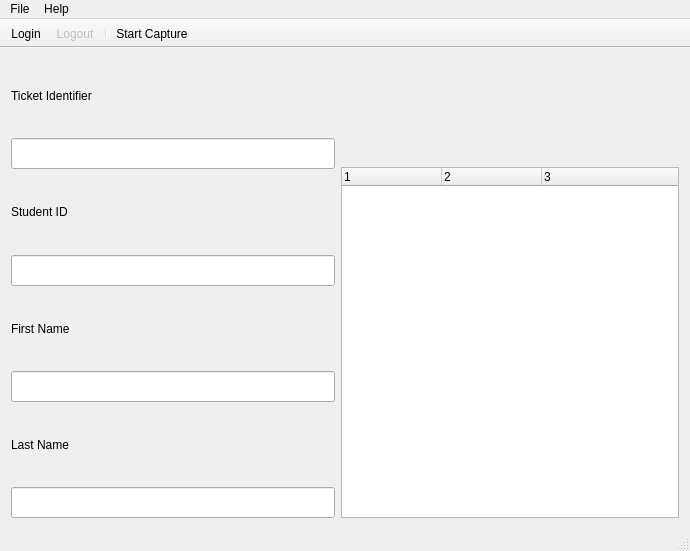
Above: BTS-sales/bts_sales.ui from barcodetickets/bts-client before the change. Below: the same form after it.
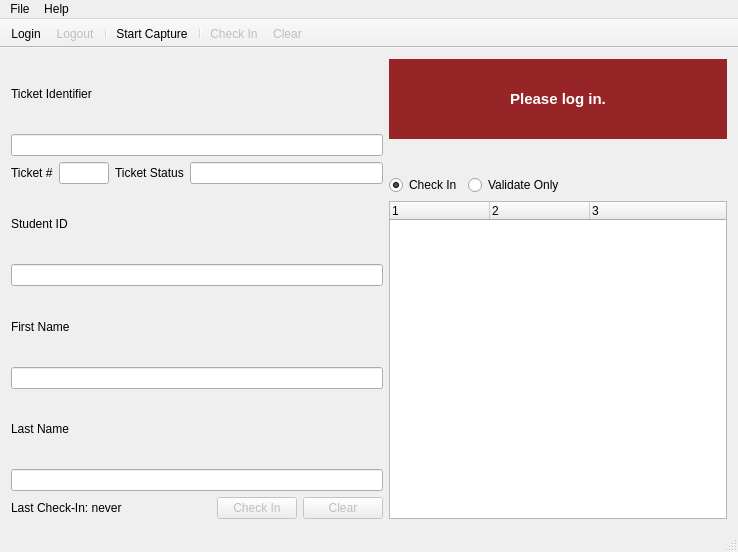
That is the form after the change. Icons and pictures are not drawn.

```diff
--- a/BTS-sales/bts_sales.ui
+++ b/BTS-sales/bts_sales.ui
@@ -6,8 +6,8 @@
    <rect>
     <x>0</x>
     <y>0</y>
-    <width>690</width>
-    <height>551</height>
+    <width>692</width>
+    <height>552</height>
    </rect>
   </property>
   <property name="windowTitle">
@@ -20,14 +20,9 @@
    <property name="styleSheet">
     <string notr="true"/>
    </property>
-   <layout class="QHBoxLayout" name="horizontalLayout_2">
-    <item>
-     <layout class="QHBoxLayout" name="horizontalLayout">
+   <layout class="QHBoxLayout" name="horizontalLayout_4">
       <item>
        <layout class="QVBoxLayout" name="verticalLayout_3">
-        <property name="sizeConstraint">
-         <enum>QLayout::SetDefaultConstraint</enum>
-        </property>
         <item>
          <layout class="QVBoxLayout" name="verticalLayout">
           <item>
@@ -48,7 +43,7 @@
             <property name="minimumSize">
              <size>
               <width>320</width>
-              <height>31</height>
+            <height>20</height>
              </size>
             </property>
             <property name="maximumSize">
@@ -57,8 +52,49 @@
               <height>16777215</height>
              </size>
             </property>
-           </widget>
-          </item>
+          <property name="readOnly">
+           <bool>false</bool>
+          </property>
+         </widget>
+        </item>
+        <item>
+         <layout class="QHBoxLayout" name="horizontalLayout_3">
+          <item>
+           <widget class="QLabel" name="label_7">
+            <property name="text">
+             <string>Ticket #</string>
+            </property>
+           </widget>
+          </item>
+          <item>
+           <widget class="QLineEdit" name="ticketNum">
+            <property name="maximumSize">
+             <size>
+              <width>50</width>
+              <height>16777215</height>
+             </size>
+            </property>
+            <property name="readOnly">
+             <bool>false</bool>
+            </property>
+           </widget>
+          </item>
+          <item>
+           <widget class="QLabel" name="label_6">
+            <property name="text">
+             <string>Ticket Status</string>
+            </property>
+           </widget>
+          </item>
+          <item>
+           <widget class="QLineEdit" name="ticketStatus">
+            <property name="readOnly">
+             <bool>true</bool>
+            </property>
+           </widget>
+          </item>
+         </layout>
+        </item>
           <item>
            <widget class="QLabel" name="label_2">
             <property name="text">
@@ -71,7 +107,7 @@
             <property name="minimumSize">
              <size>
               <width>320</width>
-              <height>31</height>
+            <height>20</height>
              </size>
             </property>
             <property name="maximumSize">
@@ -80,6 +116,9 @@
               <height>16777215</height>
              </size>
             </property>
+          <property name="readOnly">
+           <bool>false</bool>
+          </property>
            </widget>
           </item>
           <item>
@@ -94,7 +133,7 @@
             <property name="minimumSize">
              <size>
               <width>320</width>
-              <height>31</height>
+            <height>20</height>
              </size>
             </property>
             <property name="maximumSize">
@@ -103,6 +142,9 @@
               <height>16777215</height>
              </size>
             </property>
+          <property name="readOnly">
+           <bool>false</bool>
+          </property>
            </widget>
           </item>
           <item>
@@ -117,7 +159,7 @@
             <property name="minimumSize">
              <size>
               <width>320</width>
-              <height>31</height>
+            <height>20</height>
              </size>
             </property>
             <property name="maximumSize">
@@ -125,6 +167,55 @@
               <width>640</width>
               <height>16777215</height>
              </size>
+          </property>
+          <property name="readOnly">
+           <bool>false</bool>
+          </property>
+         </widget>
+        </item>
+       </layout>
+      </item>
+      <item>
+       <layout class="QHBoxLayout" name="horizontalLayout_2">
+        <item>
+         <widget class="QLabel" name="lastCheckIn">
+          <property name="minimumSize">
+           <size>
+            <width>200</width>
+            <height>0</height>
+           </size>
+          </property>
+          <property name="text">
+           <string>Last Check-In: never</string>
+          </property>
+         </widget>
+        </item>
+        <item>
+         <widget class="QPushButton" name="checkInButton">
+          <property name="enabled">
+           <bool>false</bool>
+          </property>
+          <property name="text">
+           <string>Check In</string>
+          </property>
+          <property name="autoDefault">
+           <bool>true</bool>
+          </property>
+         </widget>
+        </item>
+        <item>
+         <widget class="QPushButton" name="clearButton">
+          <property name="enabled">
+           <bool>false</bool>
+          </property>
+          <property name="maximumSize">
+           <size>
+            <width>90</width>
+            <height>16777215</height>
+           </size>
+          </property>
+          <property name="text">
+           <string>Clear</string>
             </property>
            </widget>
           </item>
@@ -134,6 +225,33 @@
       </item>
       <item>
        <layout class="QVBoxLayout" name="verticalLayout_2">
+      <item>
+       <widget class="QLabel" name="barcodeStatusLabel">
+        <property name="minimumSize">
+         <size>
+          <width>0</width>
+          <height>80</height>
+         </size>
+        </property>
+        <property name="font">
+         <font>
+          <pointsize>11</pointsize>
+          <weight>75</weight>
+          <bold>true</bold>
+         </font>
+        </property>
+        <property name="styleSheet">
+         <string notr="true">background-color: rgb(151, 36, 38);
+color: rgb(255, 255, 255);</string>
+        </property>
+        <property name="text">
+         <string>Please log in.</string>
+        </property>
+        <property name="alignment">
+         <set>Qt::AlignCenter</set>
+        </property>
+       </widget>
+      </item>
         <item>
          <spacer name="verticalSpacer">
           <property name="orientation">
@@ -145,13 +263,53 @@
           <property name="sizeHint" stdset="0">
            <size>
             <width>338</width>
-            <height>108</height>
+          <height>30</height>
            </size>
           </property>
          </spacer>
         </item>
+      <item>
+       <layout class="QHBoxLayout" name="horizontalLayout">
+        <item>
+         <widget class="QRadioButton" name="radioCheckIn">
+          <property name="text">
+           <string>Check In</string>
+          </property>
+          <property name="checked">
+           <bool>true</bool>
+          </property>
+         </widget>
+        </item>
+        <item>
+         <widget class="QRadioButton" name="radioValidate">
+          <property name="text">
+           <string>Validate Only</string>
+          </property>
+         </widget>
+        </item>
+        <item>
+         <spacer name="horizontalSpacer">
+          <property name="orientation">
+           <enum>Qt::Horizontal</enum>
+          </property>
+          <property name="sizeHint" stdset="0">
+           <size>
+            <width>40</width>
+            <height>20</height>
+           </size>
+          </property>
+         </spacer>
+        </item>
+       </layout>
+      </item>
         <item>
          <widget class="QTreeWidget" name="recentTicketsList">
+        <property name="verticalScrollBarPolicy">
+         <enum>Qt::ScrollBarAsNeeded</enum>
+        </property>
+        <property name="selectionBehavior">
+         <enum>QAbstractItemView::SelectRows</enum>
+        </property>
           <property name="columnCount">
            <number>3</number>
           </property>
@@ -181,8 +339,6 @@
        </layout>
       </item>
      </layout>
-    </item>
-   </layout>
   </widget>
   <widget class="QStatusBar" name="statusBar">
    <property name="styleSheet">
@@ -215,13 +371,16 @@
    <addaction name="actionLogout"/>
    <addaction name="separator"/>
    <addaction name="actionCapture"/>
+   <addaction name="separator"/>
+   <addaction name="actionCheckIn"/>
+   <addaction name="actionClear"/>
   </widget>
   <widget class="QMenuBar" name="menuBar">
    <property name="geometry">
     <rect>
      <x>0</x>
      <y>0</y>
-     <width>690</width>
+     <width>692</width>
      <height>18</height>
     </rect>
    </property>
@@ -286,6 +445,28 @@
     <string>Start/Stop Capture</string>
    </property>
   </action>
+  <action name="actionCheckIn">
+   <property name="enabled">
+    <bool>false</bool>
+   </property>
+   <property name="text">
+    <string>Check In</string>
+   </property>
+   <property name="shortcut">
+    <string>Return</string>
+   </property>
+  </action>
+  <action name="actionClear">
+   <property name="enabled">
+    <bool>false</bool>
+   </property>
+   <property name="text">
+    <string>Clear</string>
+   </property>
+   <property name="shortcut">
+    <string>Esc</string>
+   </property>
+  </action>
  </widget>
  <layoutdefault spacing="6" margin="11"/>
  <resources>
```
Left out of the diff: 41 changed lines with no effect on the pictures. Lines whose indentation alone changed are shown as unchanged.
